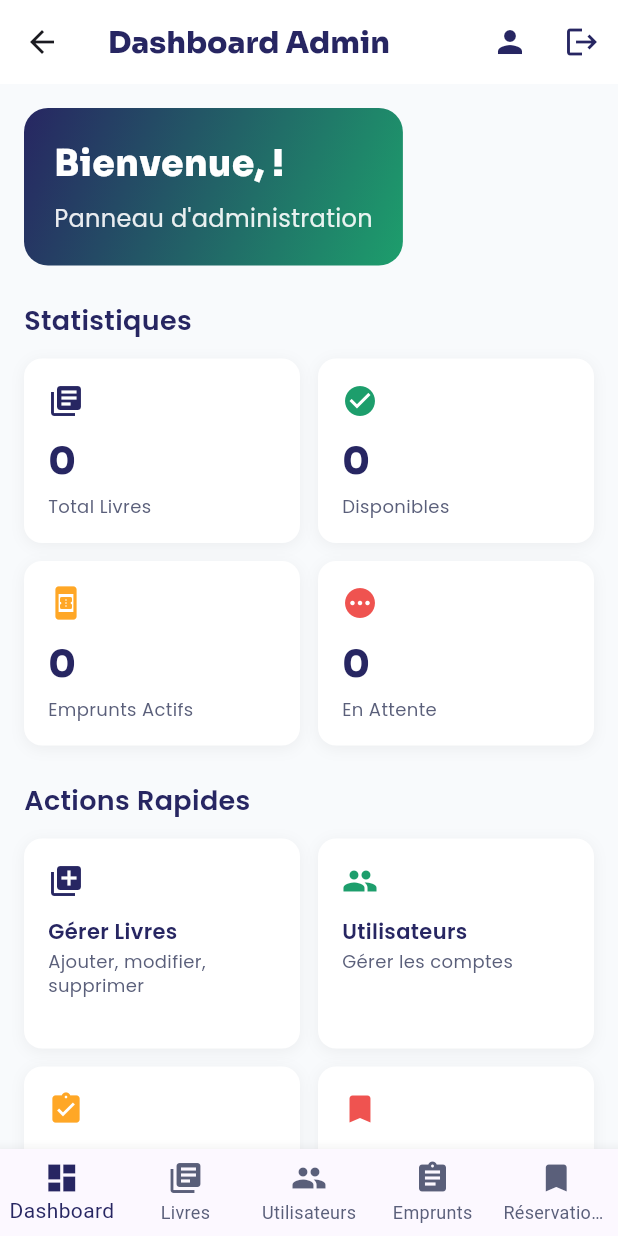
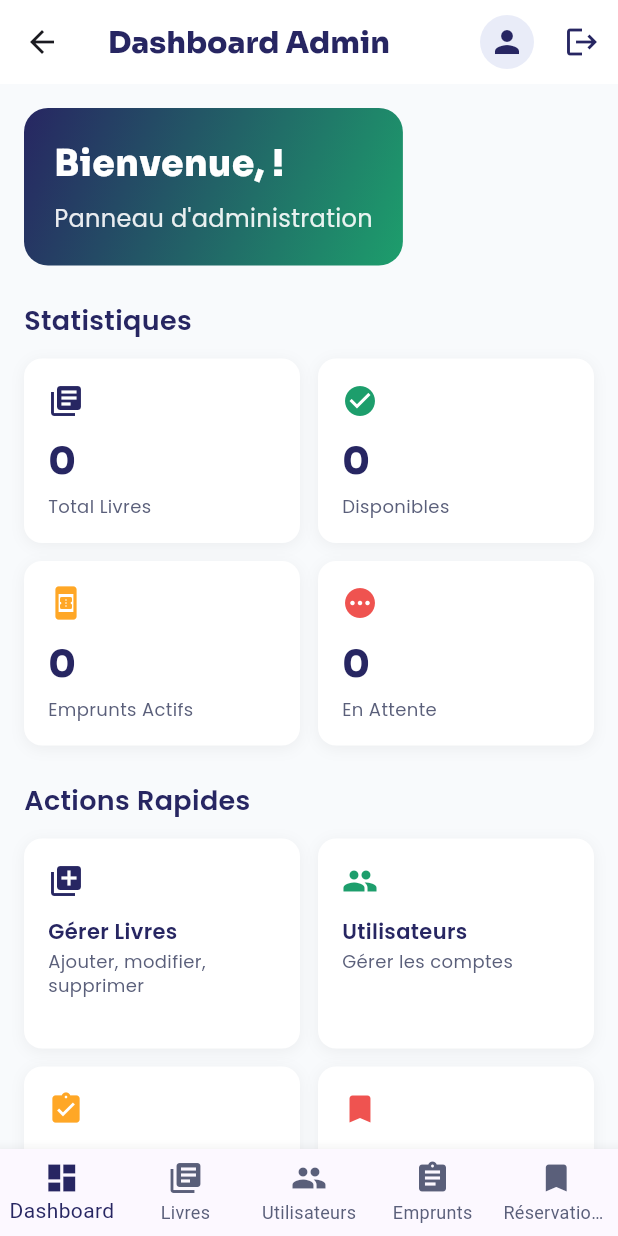
Before and after one commit to gshimatu/biblio-fac-flutter, a Flutter app: the HomeAdminView screen opened by its route, on a phone screen of 412 x 824 dp. Run offline on Flutter 3.47's test engine with Material 3 defaults, Android fonts, the phone set to English and light mode, and no system bars; our stand-ins replace cloud_firestore, firebase_auth, firebase_core, firebase_storage, google_fonts, image_picker; accounts and stored records are empty; project files that could hold a hidden picture were left out.

Commit message:
feat(admin): afficher la photo de profil dans l'appbar et rafraîchir l'avatar après mise à jour

```diff
--- a/lib/views/admin/home_admin_view.dart
+++ b/lib/views/admin/home_admin_view.dart
@@ -60,7 +60,7 @@ class _HomeAdminViewState extends State<HomeAdminView> {
 
   @override
   Widget build(BuildContext context) {
-    final authProvider = Provider.of<AuthProvider>(context, listen: false);
+    final authProvider = Provider.of<AuthProvider>(context);
     final user = authProvider.currentUser;
 
     if (user == null) {
@@ -84,7 +84,6 @@ class _HomeAdminViewState extends State<HomeAdminView> {
           ),
         ),
         actions: [
-          if (user.profileImageUrl != null && user.profileImageUrl!.isNotEmpty)
           GestureDetector(
             onTap: () {
               Navigator.of(context).push(
@@ -96,28 +95,14 @@ class _HomeAdminViewState extends State<HomeAdminView> {
               child: CircleAvatar(
                 radius: 18,
                 backgroundColor: const Color(0xFFE9ECF8),
-                  child: ClipOval(
-                    child: Image.network(
-                      user.profileImageUrl!,
-                      width: 36,
-                      height: 36,
-                      fit: BoxFit.cover,
-                      errorBuilder: (_, __, ___) {
-                        return const Icon(Icons.person, color: Color(0xFF272662));
-                      },
+                backgroundImage: (user.profileImageUrl != null && user.profileImageUrl!.isNotEmpty)
+                    ? NetworkImage(user.profileImageUrl!)
+                    : null,
+                child: (user.profileImageUrl == null || user.profileImageUrl!.isEmpty)
+                    ? const Icon(Icons.person, color: Color(0xFF272662))
+                    : null,
               ),
             ),
-                ),
-              ),
-            )
-          else
-            IconButton(
-              icon: const Icon(Icons.person, color: Color(0xFF272662)),
-              onPressed: () {
-                Navigator.of(context).push(
-                  MaterialPageRoute(builder: (_) => const ProfileAdminDetailsView()),
-                );
-              },
           ),
           IconButton(
             icon: const Icon(Icons.logout, color: Color(0xFF272662)),
```
Lines whose indentation alone changed are shown as unchanged.
